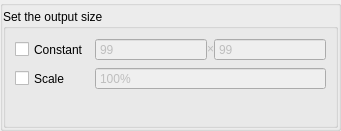
The window that src/display/qt/dialogs/ui/output_resolution_dialog.ui (mrehkopf/vcs) describes before a commit, drawn with Qt 5.
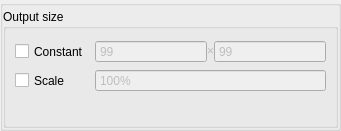
The same window after the commit.

```diff
--- a/src/display/qt/dialogs/ui/output_resolution_dialog.ui
+++ b/src/display/qt/dialogs/ui/output_resolution_dialog.ui
@@ -56,9 +56,12 @@
       <item>
        <widget class="QGroupBox" name="groupBox">
         <property name="title">
-         <string>Set the output size</string>
+         <string>Output size</string>
         </property>
         <layout class="QGridLayout" name="gridLayout">
+         <property name="topMargin">
+          <number>11</number>
+         </property>
          <item row="1" column="0">
           <widget class="QCheckBox" name="checkBox_forceOutputScale">
            <property name="sizePolicy">
```
